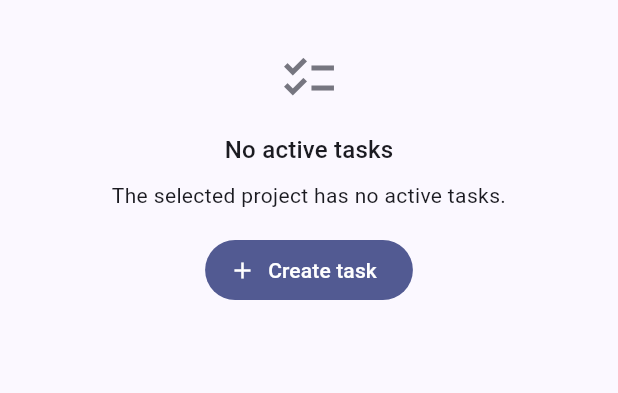
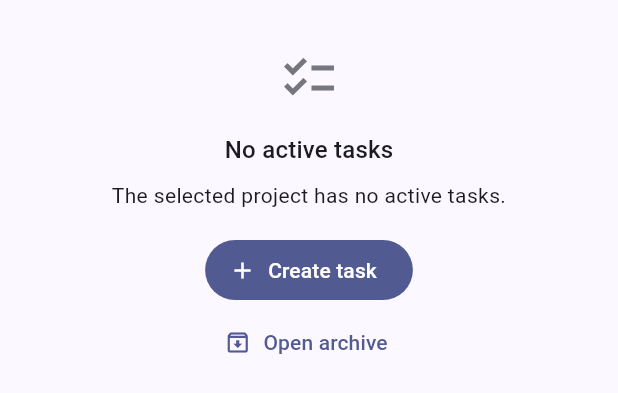
Before and after one commit to MrH3lmy/Tracker-Flutter, a Flutter app: the _EmptyTasksState widget shown alone on an empty page, opened directly with empty values, on a phone screen of 412 x 824 dp. Shown: the top 393 px of the screen. Run offline on Flutter 3.47's test engine with Material 3 defaults, Android fonts, the phone set to English and light mode, and no system bars; our stand-ins replace connectivity_plus, dio, flutter_riverpod, flutter_secure_storage, freezed_annotation, go_router and 1 more; accounts and stored records are empty.

Commit message:
feat(tasks): expose archive from active task list

```diff
--- a/lib/features/tasks/presentation/tasks_screen.dart
+++ b/lib/features/tasks/presentation/tasks_screen.dart
@@ -100,6 +100,11 @@ class _TaskList extends StatelessWidget {
                     style: theme.textTheme.bodySmall,
                   ),
                   const SizedBox(width: AppSpacing.sm),
+                  IconButton(
+                    tooltip: 'Archive',
+                    onPressed: () => context.go('/tasks/archive'),
+                    icon: const Icon(Icons.archive_outlined),
+                  ),
                   FilledButton.icon(
                     onPressed: () => context.go('/tasks/new'),
                     icon: const Icon(Icons.add),
@@ -256,6 +261,11 @@ class _EmptyTasksState extends StatelessWidget {
                   icon: const Icon(Icons.add),
                   label: const Text('Create task'),
                 ),
+                TextButton.icon(
+                  onPressed: () => context.go('/tasks/archive'),
+                  icon: const Icon(Icons.archive_outlined),
+                  label: const Text('Open archive'),
+                ),
               ],
             ),
           ),
```
